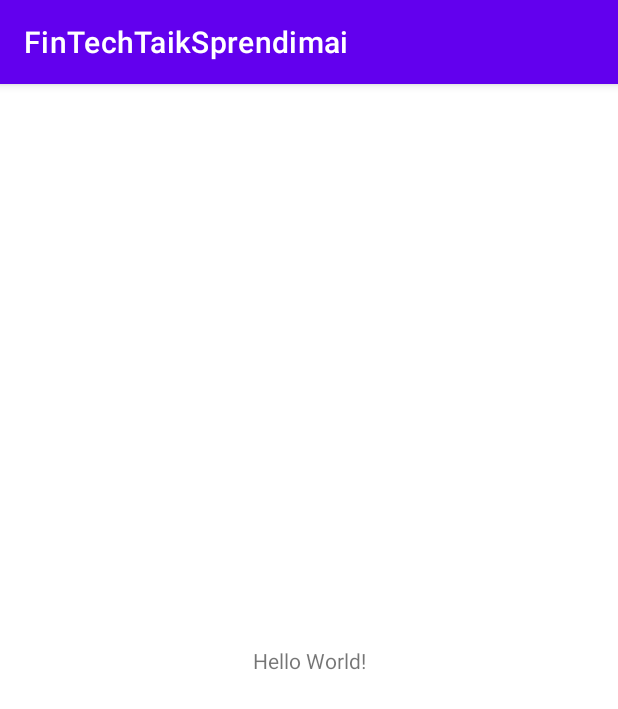
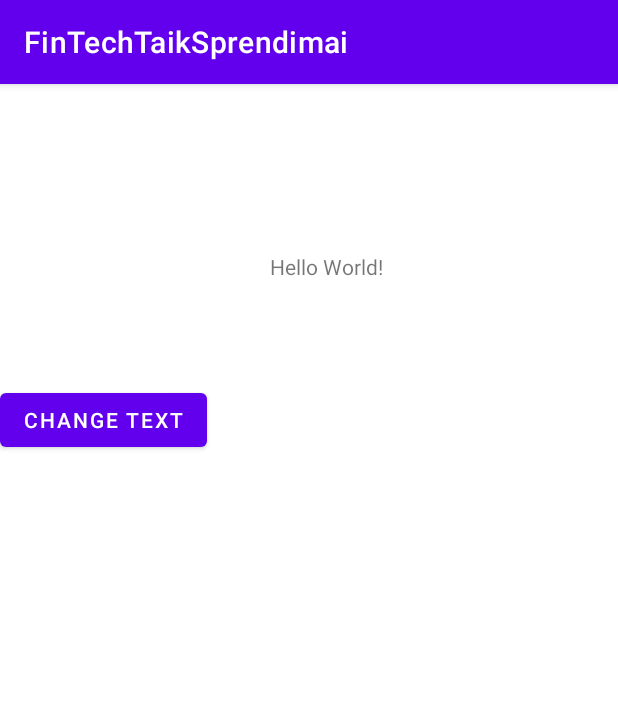
Before and after one commit to Karolis0/FinTechTaikSprendimai, an Android app: the screen it shows after launch (MainActivity), on a phone screen of 412 x 824 dp. Shown: the top 709 px of the screen. Run offline under Robolectric (Android 15) with nearby library versions, the phone set to English and light mode, and no system bars.

Commit message:
Added button to design and changing text on click

```diff
--- a/app/src/main/java/com/example/fintechtaiksprendimai/MainActivity.java
+++ b/app/src/main/java/com/example/fintechtaiksprendimai/MainActivity.java
@@ -3,12 +3,23 @@ package com.example.fintechtaiksprendimai;
 import androidx.appcompat.app.AppCompatActivity;
 
 import android.os.Bundle;
+import android.view.View;
+import android.widget.Button;
+import android.widget.TextView;
 
 public class MainActivity extends AppCompatActivity {
 
+    Button buttonText;
     @Override
     protected void onCreate(Bundle savedInstanceState) {
         super.onCreate(savedInstanceState);
         setContentView(R.layout.activity_main);
+        buttonText = (Button) findViewById(R.id.btnInputText);
+        buttonText.setOnClickListener(new View.OnClickListener() {
+            public void onClick(View v) {
+                TextView tv = (TextView) findViewById(R.id.txtTextDisplay);
+                tv.setText("Labas rytas");
+            }
+        });
     }
 }
--- a/app/src/main/res/layout/activity_main.xml
+++ b/app/src/main/res/layout/activity_main.xml
@@ -2,17 +2,29 @@
 <androidx.constraintlayout.widget.ConstraintLayout xmlns:android="http://schemas.android.com/apk/res/android"
     xmlns:app="http://schemas.android.com/apk/res-auto"
     xmlns:tools="http://schemas.android.com/tools"
+    android:id="@+id/linearLayout"
     android:layout_width="match_parent"
     android:layout_height="match_parent"
+    app:layoutDescription="@xml/activity_main_scene"
     tools:context=".MainActivity">
 
     <TextView
+        android:id="@+id/txtTextDisplay"
+        android:layout_width="0dp"
+        android:layout_height="24dp"
+        android:layout_marginStart="180dp"
+        android:layout_marginTop="112dp"
+        android:text="Hello World!"
+        app:layout_constraintStart_toStartOf="parent"
+        app:layout_constraintTop_toTopOf="parent" />
+
+    <Button
+        android:id="@+id/btnInputText"
         android:layout_width="wrap_content"
         android:layout_height="wrap_content"
-        android:text="Hello World!"
-        app:layout_constraintBottom_toBottomOf="parent"
-        app:layout_constraintLeft_toLeftOf="parent"
-        app:layout_constraintRight_toRightOf="parent"
-        app:layout_constraintTop_toTopOf="parent" />
+        android:layout_marginTop="64dp"
+        android:text="Change text"
+        app:layout_constraintTop_toBottomOf="@+id/txtTextDisplay"
+        tools:layout_editor_absoluteX="148dp" />
 
 </androidx.constraintlayout.widget.ConstraintLayout>
--- /dev/null
+++ b/app/src/main/res/xml/activity_main_scene.xml
@@ -0,0 +1,28 @@
+<?xml version="1.0" encoding="utf-8"?>
+<MotionScene
+    xmlns:android="http://schemas.android.com/apk/res/android"
+    xmlns:motion="http://schemas.android.com/apk/res-auto">
+
+    <Transition
+        motion:constraintSetEnd="@+id/end"
+        motion:constraintSetStart="@id/start"
+        motion:duration="1000">
+       <KeyFrameSet>
+       </KeyFrameSet>
+    </Transition>
+
+    <ConstraintSet android:id="@+id/start">
+        <Constraint
+            android:layout_height="24dp"
+            android:layout_marginTop="212dp"
+            motion:layout_constraintTop_toTopOf="parent"
+            android:layout_width="0dp"
+            motion:layout_constraintStart_toStartOf="parent"
+            android:layout_marginLeft="164dp"
+            android:layout_marginStart="164dp"
+            android:id="@+id/txtTextDisplay" />
+    </ConstraintSet>
+
+    <ConstraintSet android:id="@+id/end">
+    </ConstraintSet>
+</MotionScene>
```
